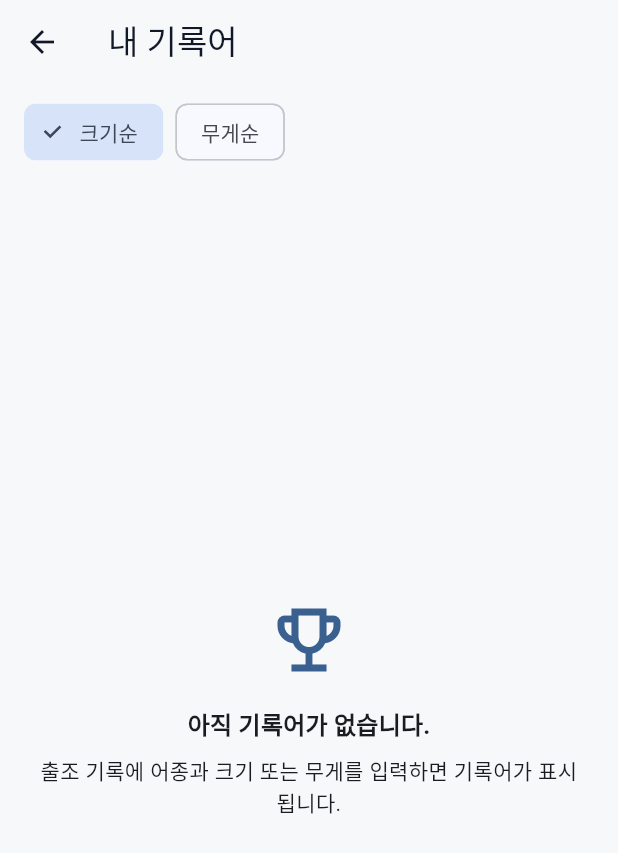
After one commit to yunjinhwa/fishing_calendar, a Flutter app: the MyPage screen opened directly, after a tap on "내 기록어", on a phone screen of 412 x 824 dp. The commit adds this screen. Shown: the top 853 px of the screen. Run offline on Flutter 3.47's test engine with Material 3 defaults, Android fonts, the light colour scheme and no system bars.

Commit message:
[feat] - 개인 기록어 목록 및 상세 화면 추가
- 개인 기록어 모델을 추가했습니다.
- 출조 기록의 조과 데이터를 기준으로 기록어를 계산하는 저장소를 추가했습니다.
- 내 기록어 목록 화면을 추가했습니다.
- 크기순/무게순 정렬 기능을 추가했습니다.
- 기록어가 없는 경우 빈 상태 화면을 표시하도록 구성했습니다.
- 내정보 화면에 내 기록어 진입 항목을 추가했습니다.
- 기록어 상세 화면을 추가했습니다.
- 기록어 상세에서 최고 크기, 최고 무게, 출조 위치, 낚시 장르, 기록 근거를 표시하도록 구성했습니다.
- 공유 이미지 미리보기 안내 버튼을 추가했습니다.

```diff
--- /dev/null
+++ b/lib/data/models/personal_best_record.dart
@@ -0,0 +1,44 @@
+import 'fishing_record.dart';
+
+class PersonalBestRecord {
+  final String speciesName;
+  final double? bestLengthCm;
+  final int? bestWeightG;
+  final FishingRecord sourceRecord;
+
+  const PersonalBestRecord({
+    required this.speciesName,
+    required this.bestLengthCm,
+    required this.bestWeightG,
+    required this.sourceRecord,
+  });
+
+  String get lengthText {
+    if (bestLengthCm == null) {
+      return '-';
+    }
+
+    return '${bestLengthCm!.toStringAsFixed(1)} cm';
+  }
+
+  String get weightText {
+    if (bestWeightG == null) {
+      return '-';
+    }
+
+    return '$bestWeightG g';
+  }
+
+  String get locationText {
+    return sourceRecord.location;
+  }
+
+  DateTime get caughtAt {
+    return sourceRecord.startAt;
+  }
+}
+
+enum PersonalBestSortType {
+  length,
+  weight,
+}
--- /dev/null
+++ b/lib/data/repositories/personal_best_repository.dart
@@ -0,0 +1,81 @@
+import '../models/fishing_record.dart';
+import '../models/personal_best_record.dart';
+import 'fishing_record_memory_repository.dart';
+
+class PersonalBestRepository {
+  PersonalBestRepository._();
+
+  static final PersonalBestRepository instance = PersonalBestRepository._();
+
+  List<PersonalBestRecord> getPersonalBests({
+    PersonalBestSortType sortType = PersonalBestSortType.length,
+  }) {
+    final records = FishingRecordMemoryRepository.instance.getAllRecords();
+    final bestBySpecies = <String, PersonalBestRecord>{};
+
+    for (final record in records) {
+      for (final catchRecord in record.catches) {
+        final speciesName = catchRecord.speciesName.trim();
+
+        if (speciesName.isEmpty) {
+          continue;
+        }
+
+        final current = bestBySpecies[speciesName];
+
+        if (current == null) {
+          bestBySpecies[speciesName] = PersonalBestRecord(
+            speciesName: speciesName,
+            bestLengthCm: catchRecord.lengthCm,
+            bestWeightG: catchRecord.weightG,
+            sourceRecord: record,
+          );
+          continue;
+        }
+
+        final shouldReplace = _shouldReplaceBest(
+          current: current,
+          candidate: catchRecord,
+          sourceRecord: record,
+          sortType: sortType,
+        );
+
+        if (shouldReplace) {
+          bestBySpecies[speciesName] = PersonalBestRecord(
+            speciesName: speciesName,
+            bestLengthCm: catchRecord.lengthCm,
+            bestWeightG: catchRecord.weightG,
+            sourceRecord: record,
+          );
+        }
+      }
+    }
+
+    final items = bestBySpecies.values.toList();
+
+    items.sort((a, b) {
+      switch (sortType) {
+        case PersonalBestSortType.length:
+          return (b.bestLengthCm ?? -1).compareTo(a.bestLengthCm ?? -1);
+        case PersonalBestSortType.weight:
+          return (b.bestWeightG ?? -1).compareTo(a.bestWeightG ?? -1);
+      }
+    });
+
+    return items;
+  }
+
+  bool _shouldReplaceBest({
+    required PersonalBestRecord current,
+    required CatchRecord candidate,
+    required FishingRecord sourceRecord,
+    required PersonalBestSortType sortType,
+  }) {
+    switch (sortType) {
+      case PersonalBestSortType.length:
+        return (candidate.lengthCm ?? -1) > (current.bestLengthCm ?? -1);
+      case PersonalBestSortType.weight:
+        return (candidate.weightG ?? -1) > (current.bestWeightG ?? -1);
+    }
+  }
+}
--- a/lib/presentation/my_page/my_page.dart
+++ b/lib/presentation/my_page/my_page.dart
@@ -4,6 +4,7 @@ import '../offline/offline_free_page.dart';
 import '../offline/offline_guest_page.dart';
 import '../offline/offline_paid_page.dart';
 import '../sync/sync_conflict_page.dart';
+import '../personal_best/personal_best_page.dart';
 
 class MyPage extends StatelessWidget {
   const MyPage({super.key});
@@ -55,6 +56,23 @@ class MyPage extends StatelessWidget {
                   ScaffoldMessenger.of(context).showSnackBar(
                     const SnackBar(
                       content: Text('플랜 정보 화면은 다음 단계에서 구현합니다.'),
+                    ),
+                  );
+                },
+              ),
+            ),
+            const SizedBox(height: 8),
+
+            Card(
+              child: ListTile(
+                leading: const Icon(Icons.emoji_events_outlined),
+                title: const Text('내 기록어'),
+                subtitle: const Text('어종별 최고 크기와 최고 무게 기록을 확인합니다.'),
+                trailing: const Icon(Icons.chevron_right),
+                onTap: () {
+                  Navigator.of(context).push(
+                    MaterialPageRoute(
+                      builder: (_) => const PersonalBestPage(),
                     ),
                   );
                 },
--- /dev/null
+++ b/lib/presentation/personal_best/personal_best_page.dart
@@ -0,0 +1,165 @@
+import 'package:flutter/material.dart';
+
+import '../../data/models/personal_best_record.dart';
+import '../../data/repositories/personal_best_repository.dart';
+import 'personal_best_detail_page.dart';
+
+class PersonalBestPage extends StatefulWidget {
+  const PersonalBestPage({super.key});
+
+  @override
+  State<PersonalBestPage> createState() => _PersonalBestPageState();
+}
+
+class _PersonalBestPageState extends State<PersonalBestPage> {
+  PersonalBestSortType sortType = PersonalBestSortType.length;
+
+  @override
+  Widget build(BuildContext context) {
+    final records = PersonalBestRepository.instance.getPersonalBests(
+      sortType: sortType,
+    );
+
+    return Scaffold(
+      appBar: AppBar(
+        title: const Text('내 기록어'),
+      ),
+      body: SafeArea(
+        child: Column(
+          children: [
+            Padding(
+              padding: const EdgeInsets.fromLTRB(16, 8, 16, 8),
+              child: Row(
+                children: [
+                  ChoiceChip(
+                    label: const Text('크기순'),
+                    selected: sortType == PersonalBestSortType.length,
+                    onSelected: (_) {
+                      setState(() {
+                        sortType = PersonalBestSortType.length;
+                      });
+                    },
+                  ),
+                  const SizedBox(width: 8),
+                  ChoiceChip(
+                    label: const Text('무게순'),
+                    selected: sortType == PersonalBestSortType.weight,
+                    onSelected: (_) {
+                      setState(() {
+                        sortType = PersonalBestSortType.weight;
+                      });
+                    },
+                  ),
+                ],
+              ),
+            ),
+
+            Expanded(
+              child: records.isEmpty
+                  ? const _EmptyPersonalBestView()
+                  : ListView.separated(
+                      padding: const EdgeInsets.all(16),
+                      itemCount: records.length,
+                      separatorBuilder: (context, index) =>
+                          const SizedBox(height: 12),
+                      itemBuilder: (context, index) {
+                        final record = records[index];
+
+                        return _PersonalBestCard(
+                          record: record,
+                          onTap: () {
+                            Navigator.of(context).push(
+                              MaterialPageRoute(
+                                builder: (_) => PersonalBestDetailPage(
+                                  record: record,
+                                ),
+                              ),
+                            );
+                          },
+                        );
+                      },
+                    ),
+            ),
+          ],
+        ),
+      ),
+    );
+  }
+}
+
+class _PersonalBestCard extends StatelessWidget {
+  final PersonalBestRecord record;
+  final VoidCallback onTap;
+
+  const _PersonalBestCard({
+    required this.record,
+    required this.onTap,
+  });
+
+  @override
+  Widget build(BuildContext context) {
+    return Card(
+      child: ListTile(
+        leading: CircleAvatar(
+          backgroundColor: Theme.of(context).colorScheme.primaryContainer,
+          child: const Icon(Icons.emoji_events_outlined),
+        ),
+        title: Text(
+          record.speciesName,
+          style: const TextStyle(
+            fontWeight: FontWeight.bold,
+          ),
+        ),
+        subtitle: Text(
+          '${record.lengthText} · ${record.weightText}\n'
+          '${_formatDate(record.caughtAt)} | ${record.locationText}',
+        ),
+        isThreeLine: true,
+        trailing: const Icon(Icons.chevron_right),
+        onTap: onTap,
+      ),
+    );
+  }
+
+  String _formatDate(DateTime date) {
+    String twoDigits(int value) => value.toString().padLeft(2, '0');
+
+    return '${date.year}.${twoDigits(date.month)}.${twoDigits(date.day)}';
+  }
+}
+
+class _EmptyPersonalBestView extends StatelessWidget {
+  const _EmptyPersonalBestView();
+
+  @override
+  Widget build(BuildContext context) {
+    return Center(
+      child: Padding(
+        padding: const EdgeInsets.all(24),
+        child: Column(
+          mainAxisSize: MainAxisSize.min,
+          children: [
+            Icon(
+              Icons.emoji_events_outlined,
+              size: 56,
+              color: Theme.of(context).colorScheme.primary,
+            ),
+            const SizedBox(height: 16),
+            Text(
+              '아직 기록어가 없습니다.',
+              style: Theme.of(context).textTheme.titleMedium?.copyWith(
+                    fontWeight: FontWeight.bold,
+                  ),
+            ),
+            const SizedBox(height: 8),
+            Text(
+              '출조 기록에 어종과 크기 또는 무게를 입력하면 기록어가 표시됩니다.',
+              textAlign: TextAlign.center,
+              style: Theme.of(context).textTheme.bodyMedium,
+            ),
+          ],
+        ),
+      ),
+    );
+  }
+}
```
Also changed, not shown: lib/presentation/personal_best/personal_best_detail_page.dart (added, +225 -0 lines).
